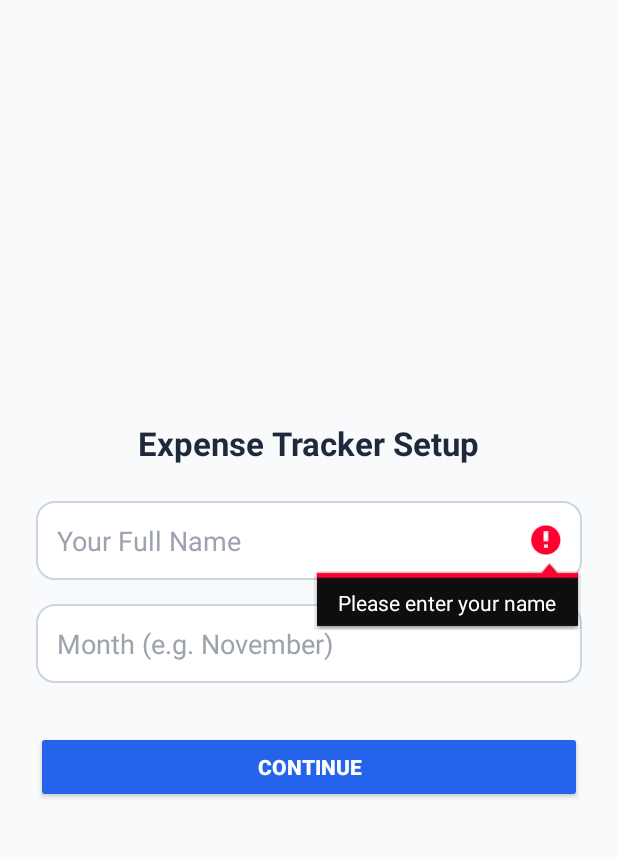
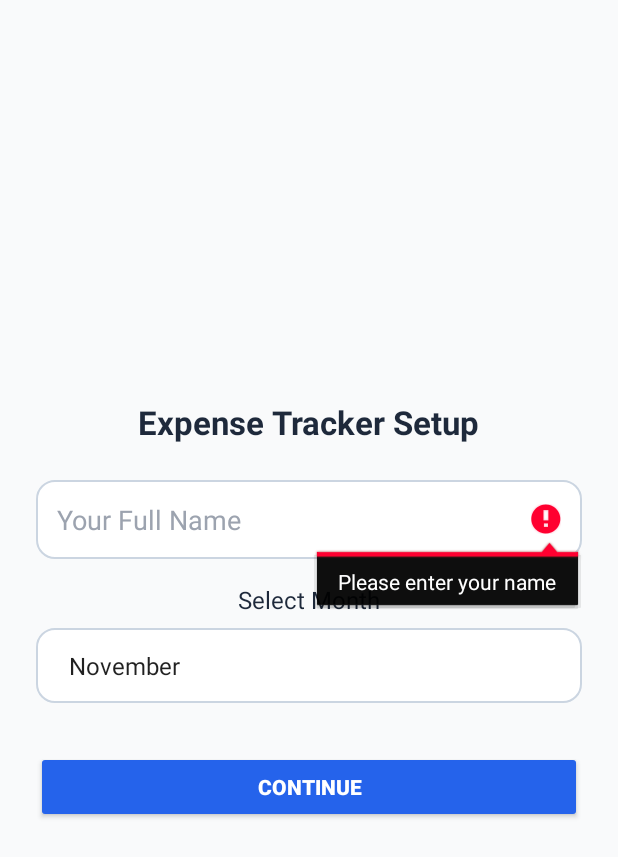
Before and after one commit to haidercentegy/ExpenseTrackerApp, an Android app built with Jetpack Compose: the screen it shows after launch (UserInputActivity), after a tap on "CONTINUE", on a phone screen of 412 x 824 dp. Shown: the top 857 px of the screen. Run offline under Robolectric (Android 15) with nearby library versions, the phone set to English and light mode, and no system bars.

Commit message:
Added user-specific expense tracking and month selection improvements

```diff
--- a/app/src/main/java/com/example/expensetracker/UserInputActivity.java
+++ b/app/src/main/java/com/example/expensetracker/UserInputActivity.java
@@ -3,14 +3,23 @@ package com.example.expensetracker;
 import android.content.Intent;
 import android.os.Bundle;
 import android.text.TextUtils;
+import android.widget.ArrayAdapter;
 import android.widget.Button;
 import android.widget.EditText;
+import android.widget.Spinner;
 import android.widget.Toast;
+
 import androidx.appcompat.app.AppCompatActivity;
+
+import java.text.DateFormatSymbols;
+import java.util.ArrayList;
+import java.util.Calendar;
+import java.util.List;
 
 public class UserInputActivity extends AppCompatActivity {
 
-    EditText nameInput, monthInput;
+    EditText nameInput;
+    Spinner monthInput;
     Button btnContinue;
 
     @Override
@@ -22,10 +31,29 @@ public class UserInputActivity extends AppCompatActivity {
         monthInput = findViewById(R.id.monthInput);
         btnContinue = findViewById(R.id.btnContinue);
 
+        // --- Setup Spinner with months ---
+        String[] months = new DateFormatSymbols().getMonths();
+        List<String> monthList = new ArrayList<>();
+        monthList.add("Select Month"); // placeholder
+
+        int currentMonthIndex = Calendar.getInstance().get(Calendar.MONTH); // 0-based
+        for (int i = 0; i < months.length; i++) {
+            monthList.add(months[i]);
+        }
+
+        ArrayAdapter<String> adapter = new ArrayAdapter<>(this, android.R.layout.simple_spinner_item, monthList);
+        adapter.setDropDownViewResource(android.R.layout.simple_spinner_dropdown_item);
+        monthInput.setAdapter(adapter);
+
+        // Set current month as selected (skip placeholder at index 0)
+        monthInput.setSelection(currentMonthIndex + 1);
+
+        // --- Button click ---
         btnContinue.setOnClickListener(v -> {
             String name = nameInput.getText().toString().trim();
-            String month = monthInput.getText().toString().trim();
+            String month = monthInput.getSelectedItem().toString();
 
+            // Name validation
             if (TextUtils.isEmpty(name)) {
                 nameInput.setError("Please enter your name");
                 nameInput.requestFocus();
@@ -36,13 +64,10 @@ public class UserInputActivity extends AppCompatActivity {
                 nameInput.requestFocus();
                 return;
             }
-            if (TextUtils.isEmpty(month)) {
-                monthInput.setError("Please enter the month");
-                monthInput.requestFocus();
-                return;
-            }
-            if (!month.matches("^[A-Za-z]+$")) {
-                monthInput.setError("Invalid month name (letters only)");
+
+            // Month validation: ensure user didn't leave placeholder
+            if (month.equals("Select Month")) {
+                Toast.makeText(this, "Please select a month", Toast.LENGTH_SHORT).show();
                 monthInput.requestFocus();
                 return;
             }
--- a/app/src/main/res/layout/activity_user_input.xml
+++ b/app/src/main/res/layout/activity_user_input.xml
@@ -29,17 +29,25 @@
         android:textColorHint="#9CA3AF"
         android:layout_marginBottom="16dp" />
 
-    <EditText
+    <!-- Label for month -->
+    <TextView
+        android:id="@+id/tvMonthLabel"
+        android:layout_width="wrap_content"
+        android:layout_height="wrap_content"
+        android:text="Select Month"
+        android:textColor="#1E293B"
+        android:textSize="16sp"
+        android:layout_marginBottom="8dp"/>
+
+    <!-- Spinner for month selection -->
+    <Spinner
         android:id="@+id/monthInput"
         android:layout_width="match_parent"
         android:layout_height="wrap_content"
-        android:hint="Month (e.g. November)"
-        android:inputType="textCapWords"
+        android:spinnerMode="dropdown"
         android:background="@drawable/rounded_edittext"
         android:padding="14dp"
-        android:textColor="#000000"
-        android:textColorHint="#9CA3AF"
-        android:layout_marginBottom="24dp" />
+        android:layout_marginBottom="24dp"/>
 
     <Button
         android:id="@+id/btnContinue"
@@ -53,5 +61,4 @@
         android:layout_marginTop="8dp"
         android:layout_marginBottom="8dp"
         android:layout_gravity="center" />
-
 </LinearLayout>
```
